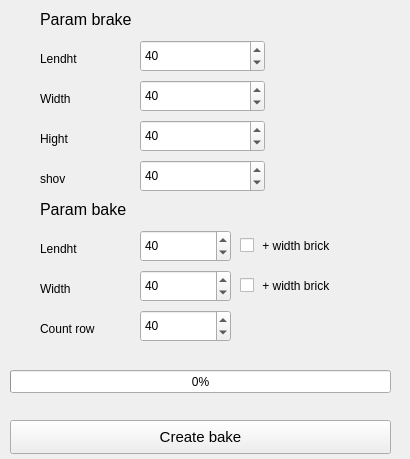
Before: the Qt Designer form forma1_3.ui in aou1c/Freecad_Bake, drawn with Qt 5.
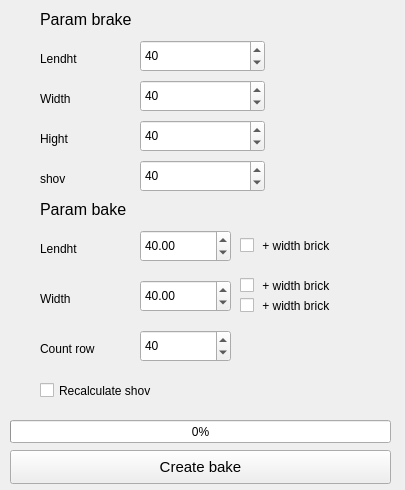
After: the same form once the commit is applied.

Commit message: Новый вариант "+ две ширины с двух сторон"

```diff
--- a/forma1_3.ui
+++ b/forma1_3.ui
@@ -6,8 +6,8 @@
    <rect>
     <x>0</x>
     <y>0</y>
-    <width>410</width>
-    <height>459</height>
+    <width>405</width>
+    <height>490</height>
    </rect>
   </property>
   <property name="windowTitle">
@@ -132,7 +132,7 @@
    <property name="geometry">
     <rect>
      <x>40</x>
-     <y>280</y>
+     <y>290</y>
      <width>81</width>
      <height>18</height>
     </rect>
@@ -148,7 +148,7 @@
    <property name="geometry">
     <rect>
      <x>40</x>
-     <y>320</y>
+     <y>340</y>
      <width>91</width>
      <height>18</height>
     </rect>
@@ -289,7 +289,7 @@
    <property name="geometry">
     <rect>
      <x>10</x>
-     <y>420</y>
+     <y>450</y>
      <width>381</width>
      <height>34</height>
     </rect>
@@ -328,7 +328,7 @@
     <bool>true</bool>
    </property>
    <property name="decimals">
-    <number>0</number>
+    <number>2</number>
    </property>
    <property name="minimum">
     <double>0.000000000000000</double>
@@ -347,7 +347,7 @@
    <property name="geometry">
     <rect>
      <x>140</x>
-     <y>270</y>
+     <y>280</y>
      <width>91</width>
      <height>32</height>
     </rect>
@@ -356,7 +356,7 @@
     <bool>true</bool>
    </property>
    <property name="decimals">
-    <number>0</number>
+    <number>2</number>
    </property>
    <property name="minimum">
     <double>0.000000000000000</double>
@@ -375,7 +375,7 @@
    <property name="geometry">
     <rect>
      <x>140</x>
-     <y>310</y>
+     <y>330</y>
      <width>91</width>
      <height>32</height>
     </rect>
@@ -404,7 +404,7 @@
     <rect>
      <x>240</x>
      <y>230</y>
-     <width>151</width>
+     <width>111</width>
      <height>31</height>
     </rect>
    </property>
@@ -429,7 +429,7 @@
    <property name="geometry">
     <rect>
      <x>10</x>
-     <y>370</y>
+     <y>420</y>
      <width>381</width>
      <height>23</height>
     </rect>
@@ -438,6 +438,32 @@
     <number>0</number>
    </property>
   </widget>
+  <widget class="QCheckBox" name="checkBoxCAlcShov">
+   <property name="geometry">
+    <rect>
+     <x>40</x>
+     <y>380</y>
+     <width>151</width>
+     <height>21</height>
+    </rect>
+   </property>
+   <property name="text">
+    <string>Recalculate shov</string>
+   </property>
+  </widget>
+  <widget class="QCheckBox" name="checkBox2_2">
+   <property name="geometry">
+    <rect>
+     <x>240</x>
+     <y>290</y>
+     <width>151</width>
+     <height>31</height>
+    </rect>
+   </property>
+   <property name="text">
+    <string> + width brick</string>
+   </property>
+  </widget>
  </widget>
  <resources/>
  <connections/>
```
The commit also changes 1 other file.
